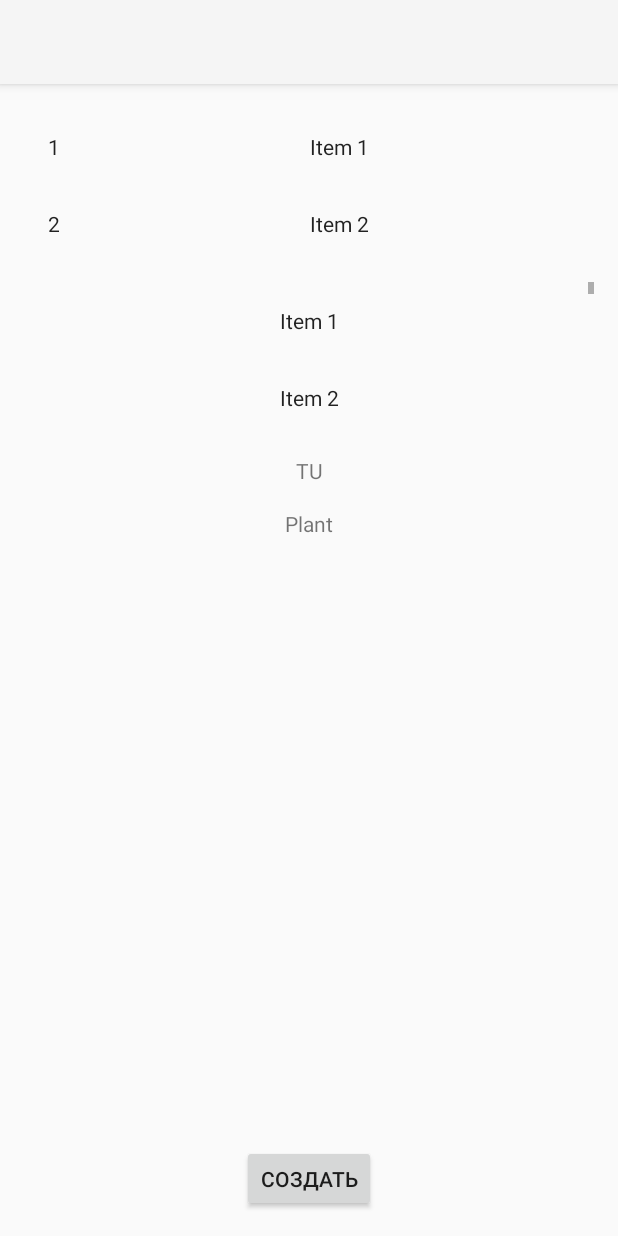
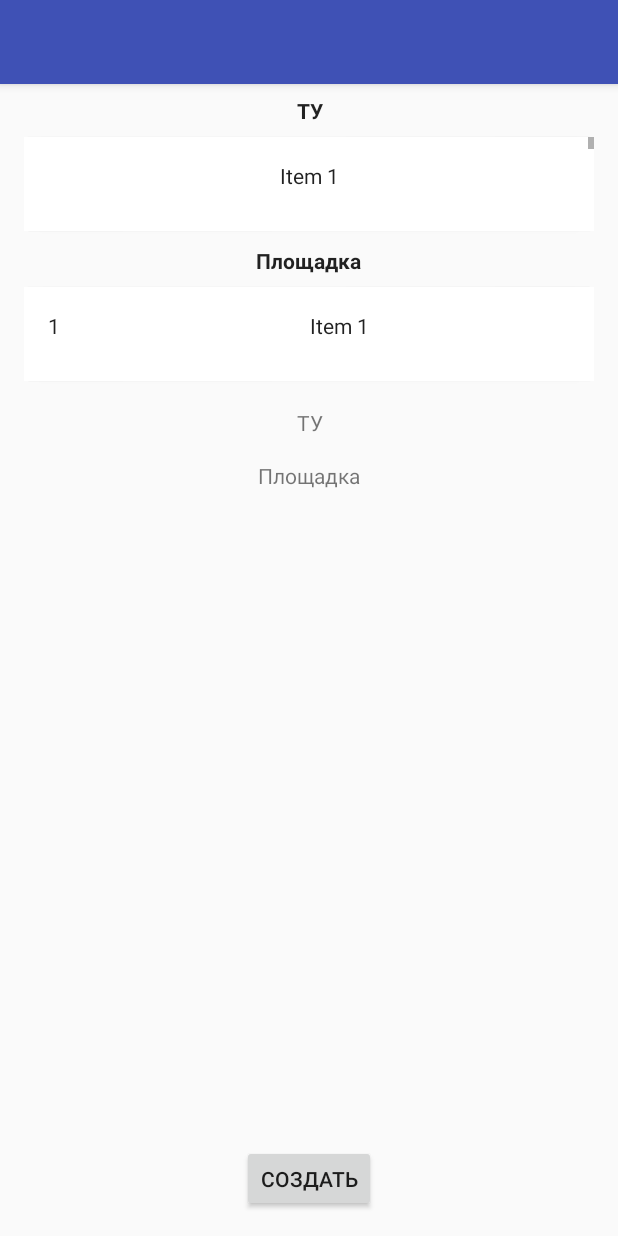
Before and after one commit to ZibeTD/TestApp, an Android app: the PlantFragment screen opened directly, with no data from a screen before it, on a phone screen of 412 x 824 dp. Run offline under Robolectric (Android 15) with nearby library versions, the phone set to English and light mode, and no system bars.

Commit message:
Changes for 13.10.2017 Theme, style changes

```diff
--- a/app/src/main/AndroidManifest.xml
+++ b/app/src/main/AndroidManifest.xml
@@ -8,7 +8,7 @@
         android:label="@string/app_name"
         android:roundIcon="@mipmap/ic_launcher_round"
         android:supportsRtl="true"
-        android:theme="@style/Theme.AppCompat.Light.NoActionBar">
+        android:theme="@style/AppTheme">
         <activity android:name=".MainActivity">
             <intent-filter>
                 <action android:name="android.intent.action.MAIN" />
@@ -27,7 +27,6 @@
         </activity>
         <activity android:name=".Report_KK" />
         <activity android:name=".ReportConsumerProperties" />
-        <activity android:name=".TUListFragment"></activity>
     </application>
 
 </manifest>
--- a/app/src/main/java/com/dekhil/testapp/PlantFragment.java
+++ b/app/src/main/java/com/dekhil/testapp/PlantFragment.java
@@ -60,10 +60,11 @@ public class PlantFragment extends Fragment {
                              Bundle savedInstanceState) {
         View view = inflater.inflate(R.layout.fragment_plant_list, container, false);
 
+        View rec_view = view.findViewById(R.id.list);
         // Set the adapter
-        if (view instanceof RecyclerView) {
-            Context context = view.getContext();
-            RecyclerView recyclerView = (RecyclerView) view;
+        if (rec_view instanceof RecyclerView) {
+            Context context = rec_view.getContext();
+            RecyclerView recyclerView = (RecyclerView) rec_view;
             if (mColumnCount <= 1) {
                 recyclerView.setLayoutManager(new LinearLayoutManager(context));
             } else {
--- a/app/src/main/java/com/dekhil/testapp/TUFragment.java
+++ b/app/src/main/java/com/dekhil/testapp/TUFragment.java
@@ -60,10 +60,11 @@ public class TUFragment extends Fragment {
                              Bundle savedInstanceState) {
         View view = inflater.inflate(R.layout.fragment_tu_list, container, false);
 
+        View rec_view = view.findViewById(R.id.list);
         // Set the adapter
-        if (view instanceof RecyclerView) {
-            Context context = view.getContext();
-            RecyclerView recyclerView = (RecyclerView) view;
+        if (rec_view instanceof RecyclerView) {
+            Context context = rec_view.getContext();
+            RecyclerView recyclerView = (RecyclerView) rec_view;
             if (mColumnCount <= 1) {
                 recyclerView.setLayoutManager(new LinearLayoutManager(context));
             } else {
--- /dev/null
+++ b/app/src/main/res/drawable/line.xml
@@ -0,0 +1,17 @@
+<?xml version="1.0" encoding="utf-8"?>
+
+<layer-list xmlns:android="http://schemas.android.com/apk/res/android">
+    <item>
+        <shape xmlns:android="http://schemas.android.com/apk/res/android"
+            android:shape="rectangle">
+            <solid android:color="@color/colorPrimaryDark" />
+            <corners android:radius="5dp" />
+        </shape>
+    </item>
+    <item android:bottom="-2px">
+        <shape xmlns:android="http://schemas.android.com/apk/res/android"
+            android:shape="rectangle">
+            <solid android:color="@color/colorBackground" />
+        </shape>
+    </item>
+</layer-list>
--- a/app/src/main/res/layout/activity_report__consumer_properties.xml
+++ b/app/src/main/res/layout/activity_report__consumer_properties.xml
@@ -30,8 +30,8 @@
         app:layout_constraintRight_toRightOf="parent"
         tools:layout="@layout/fragment_tu_list"
         app:layout_constraintHorizontal_bias="0.0"
-        android:layout_marginTop="16dp"
-        app:layout_constraintTop_toBottomOf="@+id/plantlistfragment" />
+        android:layout_marginTop="0dp"
+        app:layout_constraintTop_toBottomOf="@+id/report_consumer_toolbar" />
 
     <fragment class="com.dekhil.testapp.PlantFragment"
         android:id="@+id/plantlistfragment"
@@ -45,8 +45,8 @@
         app:layout_constraintRight_toRightOf="parent"
         tools:layout="@layout/fragment_plant_list"
         app:layout_constraintHorizontal_bias="0.0"
-        android:layout_marginTop="16dp"
-        app:layout_constraintTop_toBottomOf="@+id/report_consumer_toolbar" />
+        android:layout_marginTop="0dp"
+        app:layout_constraintTop_toBottomOf="@+id/tulistfragment" />
 
     <Button
         android:id="@+id/create_consumer_report"
@@ -70,12 +70,13 @@
         android:layout_height="wrap_content"
         android:layout_marginLeft="16dp"
         android:layout_marginRight="16dp"
-        android:layout_marginTop="16dp"
-        android:text="TU"
+        android:text="@string/TU"
         android:textAlignment="center"
         app:layout_constraintLeft_toLeftOf="parent"
         app:layout_constraintRight_toRightOf="parent"
-        app:layout_constraintTop_toBottomOf="@+id/tulistfragment" />
+        app:layout_constraintHorizontal_bias="0.502"
+        android:layout_marginTop="16dp"
+        app:layout_constraintTop_toBottomOf="@+id/plantlistfragment" />
 
     <TextView
         android:id="@+id/plant_list_item_selected"
@@ -84,7 +85,7 @@
         android:layout_marginLeft="16dp"
         android:layout_marginRight="16dp"
         android:layout_marginTop="16dp"
-        android:text="Plant"
+        android:text="@string/Plant"
         android:textAlignment="center"
         app:layout_constraintLeft_toLeftOf="parent"
         app:layout_constraintRight_toRightOf="parent"
--- a/app/src/main/res/layout/fragment_plant_list.xml
+++ b/app/src/main/res/layout/fragment_plant_list.xml
@@ -1,14 +1,47 @@
 <?xml version="1.0" encoding="utf-8"?>
-<android.support.v7.widget.RecyclerView xmlns:android="http://schemas.android.com/apk/res/android"
-    xmlns:app="http://schemas.android.com/apk/res-auto"
+
+<android.support.constraint.ConstraintLayout xmlns:app="http://schemas.android.com/apk/res-auto"
     xmlns:tools="http://schemas.android.com/tools"
-    android:id="@+id/list"
-    android:name="com.dekhil.testapp.PlantFragment"
+    android:layout_height="100dp"
     android:layout_width="match_parent"
-    android:layout_height="match_parent"
-    android:layout_marginLeft="16dp"
-    android:layout_marginRight="16dp"
-    android:textAlignment="center"
-    app:layoutManager="LinearLayoutManager"
-    tools:context="com.dekhil.testapp.PlantFragment"
-    tools:listitem="@layout/fragment_plant" />
+    xmlns:android="http://schemas.android.com/apk/res/android">
+
+    <TextView
+        android:id="@+id/textView4"
+        android:layout_width="0dp"
+        android:layout_height="wrap_content"
+        android:layout_marginLeft="-1dp"
+        android:layout_marginRight="0dp"
+        android:layout_marginTop="8dp"
+        android:text="@string/Plant"
+        android:textAlignment="center"
+        android:textAllCaps="false"
+        android:textAppearance="@style/TextAppearance.AppCompat"
+        android:textStyle="bold"
+        app:layout_constraintHorizontal_bias="0.0"
+        app:layout_constraintLeft_toLeftOf="parent"
+        app:layout_constraintRight_toRightOf="parent"
+        app:layout_constraintTop_toTopOf="parent" />
+
+    <android.support.v7.widget.RecyclerView
+        android:id="@+id/list"
+        android:name="com.dekhil.testapp.PlantFragment"
+        android:layout_width="0dp"
+        android:layout_height="0dp"
+        android:layout_marginBottom="2dp"
+        android:layout_marginLeft="0dp"
+        android:layout_marginTop="8dp"
+        android:background="@drawable/line"
+        android:elevation="2dp"
+        android:textAlignment="center"
+        app:layoutManager="LinearLayoutManager"
+        app:layout_constraintBottom_toBottomOf="parent"
+        app:layout_constraintHorizontal_bias="0.0"
+        app:layout_constraintLeft_toLeftOf="parent"
+        app:layout_constraintRight_toRightOf="parent"
+        app:layout_constraintTop_toBottomOf="@+id/textView4"
+        app:layout_constraintVertical_bias="0.0"
+        tools:context="com.dekhil.testapp.PlantFragment"
+        tools:listitem="@layout/fragment_plant" />
+
+</android.support.constraint.ConstraintLayout>
--- a/app/src/main/res/layout/fragment_tu_list.xml
+++ b/app/src/main/res/layout/fragment_tu_list.xml
@@ -1,16 +1,48 @@
 <?xml version="1.0" encoding="utf-8"?>
-<android.support.v7.widget.RecyclerView xmlns:android="http://schemas.android.com/apk/res/android"
+<android.support.constraint.ConstraintLayout xmlns:android="http://schemas.android.com/apk/res/android"
     xmlns:app="http://schemas.android.com/apk/res-auto"
     xmlns:tools="http://schemas.android.com/tools"
+    android:layout_width="match_parent"
+    android:layout_height="100dp">
+
+    <TextView
+        android:id="@+id/textView3"
+        android:layout_width="wrap_content"
+        android:layout_height="0dp"
+        android:layout_marginLeft="0dp"
+        android:layout_marginRight="0dp"
+        android:layout_marginTop="8dp"
+        android:text="@string/TU"
+        android:textAppearance="@style/TextAppearance.AppCompat"
+        android:textStyle="bold"
+        app:layout_constraintHorizontal_bias="0.502"
+        app:layout_constraintLeft_toLeftOf="parent"
+        app:layout_constraintRight_toRightOf="parent"
+        app:layout_constraintTop_toTopOf="parent" />
+
+    <android.support.v7.widget.RecyclerView
         android:id="@+id/list"
         android:name="com.dekhil.testapp.TUFragment"
-    android:layout_width="match_parent"
-    android:layout_height="match_parent"
-    android:layout_marginLeft="16dp"
-    android:layout_marginRight="16dp"
+        style="@style/Base.Animation.AppCompat.Dialog"
+        android:layout_width="0dp"
+        android:layout_height="0dp"
+        android:layout_marginBottom="2dp"
+        android:layout_marginLeft="0dp"
+        android:layout_marginRight="0dp"
+        android:layout_marginTop="8dp"
+        android:background="@drawable/line"
         android:clipChildren="false"
         android:clipToPadding="false"
+        android:elevation="2dp"
         android:scrollbars="vertical"
         app:layoutManager="LinearLayoutManager"
+        app:layout_constraintBottom_toBottomOf="parent"
+        app:layout_constraintHorizontal_bias="0.0"
+        app:layout_constraintLeft_toLeftOf="parent"
+        app:layout_constraintRight_toRightOf="parent"
+        app:layout_constraintTop_toBottomOf="@+id/textView3"
+        app:layout_constraintVertical_bias="0.0"
         tools:context="com.dekhil.testapp.TUFragment"
         tools:listitem="@layout/fragment_tu" />
+
+</android.support.constraint.ConstraintLayout>
--- a/app/src/main/res/values/colors.xml
+++ b/app/src/main/res/values/colors.xml
@@ -3,4 +3,5 @@
     <color name="colorPrimary">#3F51B5</color>
     <color name="colorPrimaryDark">#303F9F</color>
     <color name="colorAccent">#FF4081</color>
+    <color name="colorBackground">#FFFFFF</color>
 </resources>
--- a/app/src/main/res/values/strings.xml
+++ b/app/src/main/res/values/strings.xml
@@ -7,5 +7,7 @@
     <string name="last_report">Последний отчёт</string>
     <string name="nodata">Н/Д</string>
     <string name="create">Создать</string>
+    <string name="TU">ТУ</string>
+    <string name="Plant">Площадка</string>
 
 </resources>
--- a/app/src/main/res/values/styles.xml
+++ b/app/src/main/res/values/styles.xml
@@ -1,7 +1,7 @@
 <resources>
 
     <!-- Base application theme. -->
-    <style name="AppTheme" parent="Theme.AppCompat.Light.DarkActionBar">
+    <style name="AppTheme" parent="Theme.AppCompat.Light.NoActionBar">
         <!-- Customize your theme here. -->
         <item name="colorPrimary">@color/colorPrimary</item>
         <item name="colorPrimaryDark">@color/colorPrimaryDark</item>
```
Lines whose indentation alone changed are shown as unchanged.
